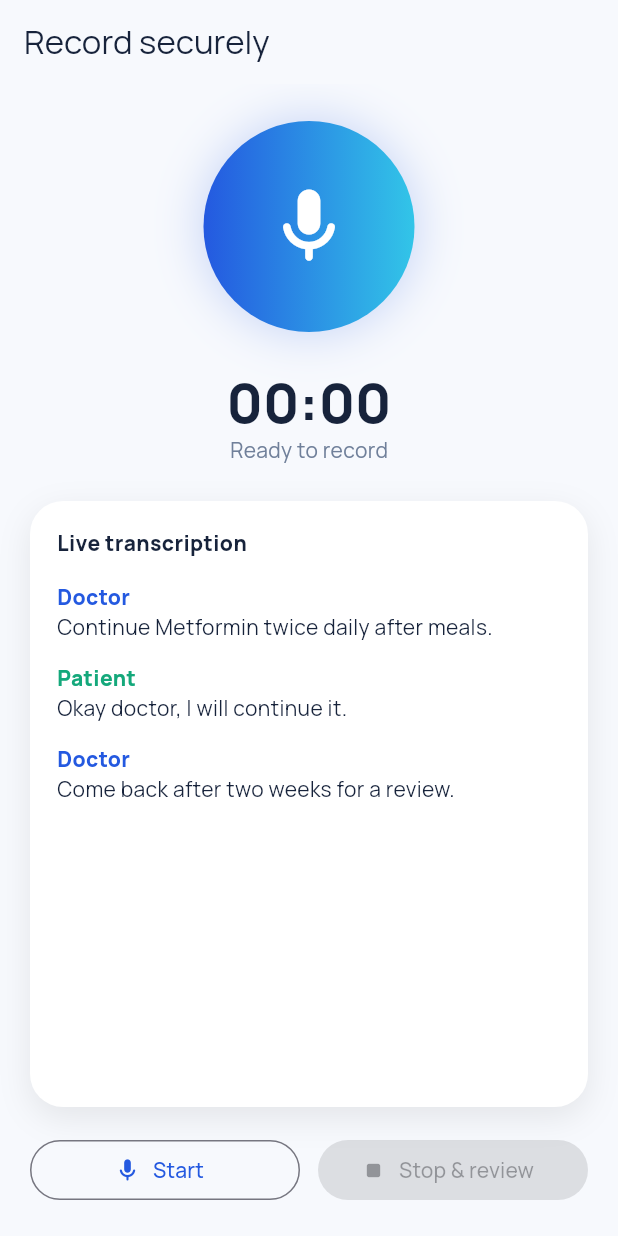
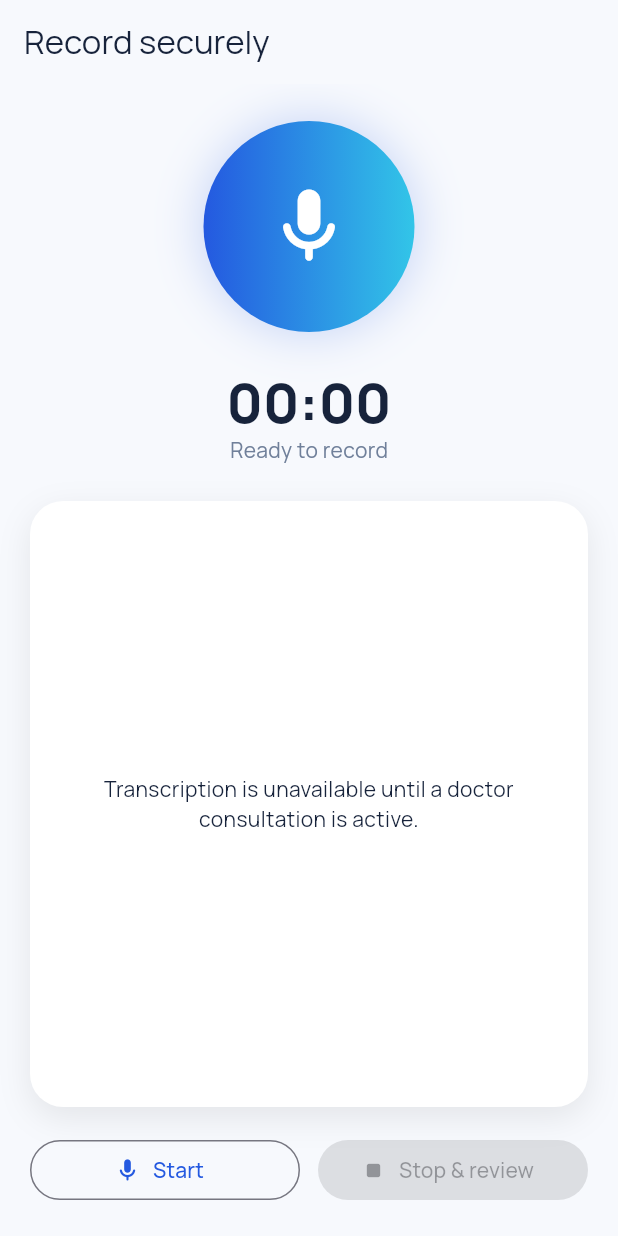
Before and after one commit to ashishallu/verityscribe, a Flutter app: the RecordingScreen screen opened by its route, on a phone screen of 412 x 824 dp. Run offline on Flutter 3.47's test engine with Material 3 defaults, Android fonts, the phone set to English and light mode, and no system bars; our stand-ins replace flutter_riverpod, flutter_secure_storage, go_router, google_fonts, pdf, shared_preferences and 1 more; missing offline and left inert: record; accounts and stored records are empty.

Commit message:
Finish live patient profile and remove clinical mocks

```diff
--- a/lib/features/ai_screen.dart
+++ b/lib/features/ai_screen.dart
@@ -31,7 +31,6 @@ class _AiScreenState extends ConsumerState<AiScreen> {
     final messages = ref.watch(clinicProvider).messages;
     return Column(children: [
       Padding(padding: const EdgeInsets.fromLTRB(20,18,20,12), child: Row(children: [const AppLogo(), const SizedBox(width:11), Text('Verity AI', style: Theme.of(context).textTheme.titleLarge?.copyWith(fontWeight:FontWeight.w800)), const Spacer(), IconButton(onPressed: () => ref.read(clinicProvider.notifier).clearChat(), icon: const Icon(Icons.delete_outline_rounded))])),
-      Padding(padding: const EdgeInsets.symmetric(horizontal:20), child: SoftCard(color: Theme.of(context).colorScheme.primaryContainer, child: const Text('Clinical context: mild hypertension • no known allergies • 2 active medicines', style: TextStyle(fontSize:12,fontWeight:FontWeight.w700)))),
       Expanded(child: messages.isEmpty ? const Center(child: Text('Start a conversation with Verity.', style: TextStyle(color:AppTheme.muted))) : ListView.builder(controller: _scroll, padding: const EdgeInsets.all(20), itemCount: messages.length + (_typing ? 1 : 0), itemBuilder: (context,index) { if(index==messages.length) return const Padding(padding: EdgeInsets.all(8), child: Text('Verity is thinking…', style: TextStyle(color:AppTheme.muted))); final message=messages[index]; return _MessageBubble(message:message); })),
       Padding(padding: const EdgeInsets.fromLTRB(12,6,12,14), child: Row(children: [IconButton(onPressed: _upload, icon: const Icon(Icons.add_circle_outline_rounded)), Expanded(child: TextField(controller:_input, onSubmitted: (_) => _send(), decoration: const InputDecoration(hintText:'Ask Verity anything...'))), IconButton(onPressed: () => _send(attachment:'Voice note'), icon: const Icon(Icons.mic_rounded,color:AppTheme.blue)), IconButton(onPressed: _send, icon: const Icon(Icons.send_rounded,color:AppTheme.blue))])),
     ]);
--- a/lib/features/recording/recording_screens.dart
+++ b/lib/features/recording/recording_screens.dart
@@ -1,8 +1,6 @@
 import 'dart:async';
 import 'package:flutter/material.dart';
-import 'package:flutter_riverpod/flutter_riverpod.dart';
 import 'package:go_router/go_router.dart';
-import '../../providers/clinic_provider.dart';
 import '../../theme/app_theme.dart';
 import '../../widgets/ui.dart';
 
@@ -33,5 +31,5 @@ class _RecordingScreenState extends State<RecordingScreen> with SingleTickerProv
     ),
   );
 }
-class _Transcript extends StatelessWidget { const _Transcript(); @override Widget build(BuildContext context)=>ListView(children:const [Text('Live transcription',style:TextStyle(fontWeight:FontWeight.w800)),SizedBox(height:16),Text('Doctor',style:TextStyle(color:AppTheme.blue,fontWeight:FontWeight.w800)),Text('Continue Metformin twice daily after meals.'),SizedBox(height:14),Text('Patient',style:TextStyle(color:AppTheme.emerald,fontWeight:FontWeight.w800)),Text('Okay doctor, I will continue it.'),SizedBox(height:14),Text('Doctor',style:TextStyle(color:AppTheme.blue,fontWeight:FontWeight.w800)),Text('Come back after two weeks for a review.')]); }
-class SessionReviewScreen extends ConsumerWidget { const SessionReviewScreen({super.key}); @override Widget build(BuildContext context,WidgetRef ref)=>Scaffold(appBar:AppBar(title:const Text('AI session review')),body:ListView(padding:const EdgeInsets.all(20),children:[SoftCard(color:Theme.of(context).colorScheme.primaryContainer,child:const Text('Clinical summary generated from your secure recording.',style:TextStyle(fontWeight:FontWeight.w700))),const SectionTitle('Medicines'),const SoftCard(child:ListTile(title:Text('Metformin 500 mg',style:TextStyle(fontWeight:FontWeight.w800)),subtitle:Text('Morning and evening • After food • 14 days'),trailing:Icon(Icons.edit_rounded))),const SectionTitle('Session summary'),const SoftCard(child:Text('Diagnosis: Type 2 diabetes - stable\n\nRecommendations: Continue medication, balanced meals and review in two weeks.')),const SizedBox(height:24),FilledButton(onPressed:(){ref.read(clinicProvider.notifier).addConsultation();context.go('/records');},style:FilledButton.styleFrom(minimumSize:const Size.fromHeight(54)),child:const Text('Confirm and save session'))])); }
+class _Transcript extends StatelessWidget { const _Transcript(); @override Widget build(BuildContext context)=>const Center(child:Text('Transcription is unavailable until a doctor consultation is active.',textAlign:TextAlign.center)); }
+class SessionReviewScreen extends StatelessWidget { const SessionReviewScreen({super.key}); @override Widget build(BuildContext context)=>Scaffold(appBar:AppBar(title:const Text('AI session review')),body:const Center(child:Padding(padding:EdgeInsets.all(24),child:Text('AI review is available from the Doctor App after an authenticated consultation. No transcript or clinical draft was generated.',textAlign:TextAlign.center))); }
--- a/lib/providers/app_providers.dart
+++ b/lib/providers/app_providers.dart
@@ -63,6 +63,12 @@ final prescriptionsProvider = FutureProvider<List<Prescription>>(
 final reportsProvider = FutureProvider<List<Report>>(
     (ref) => ref.read(healthRepositoryProvider).reports());
 final patientProfileProvider = FutureProvider<Patient>((ref) => ref.read(healthRepositoryProvider).patientProfile());
+final patientProfileDataProvider = FutureProvider<Map<String, dynamic>>((ref) async {
+  final client = ref.read(apiClientProvider);
+  final profileBody = Map<String, dynamic>.from((await client.get<dynamic>('/me')).data as Map);
+  final patientBody = Map<String, dynamic>.from((await client.get<dynamic>('/me/patient')).data as Map);
+  return {'profile': Map<String, dynamic>.from(profileBody['data'] as Map), 'patient': Map<String, dynamic>.from(patientBody['data'] as Map)};
+});
 final hospitalsProvider = FutureProvider<List<Hospital>>((ref) => ref.read(healthRepositoryProvider).hospitals());
 final departmentsProvider = FutureProvider.family<List<Department>, String>((ref, hospitalId) => ref.read(healthRepositoryProvider).departments(hospitalId));
 final doctorsDirectoryProvider = FutureProvider<List<DoctorDirectoryItem>>((ref) => ref.read(healthRepositoryProvider).doctors());
```
Also changed, not shown: lib/features/profile_screen.dart (+9 -0 lines), lib/providers/clinic_provider.dart (+0 -13 lines).
